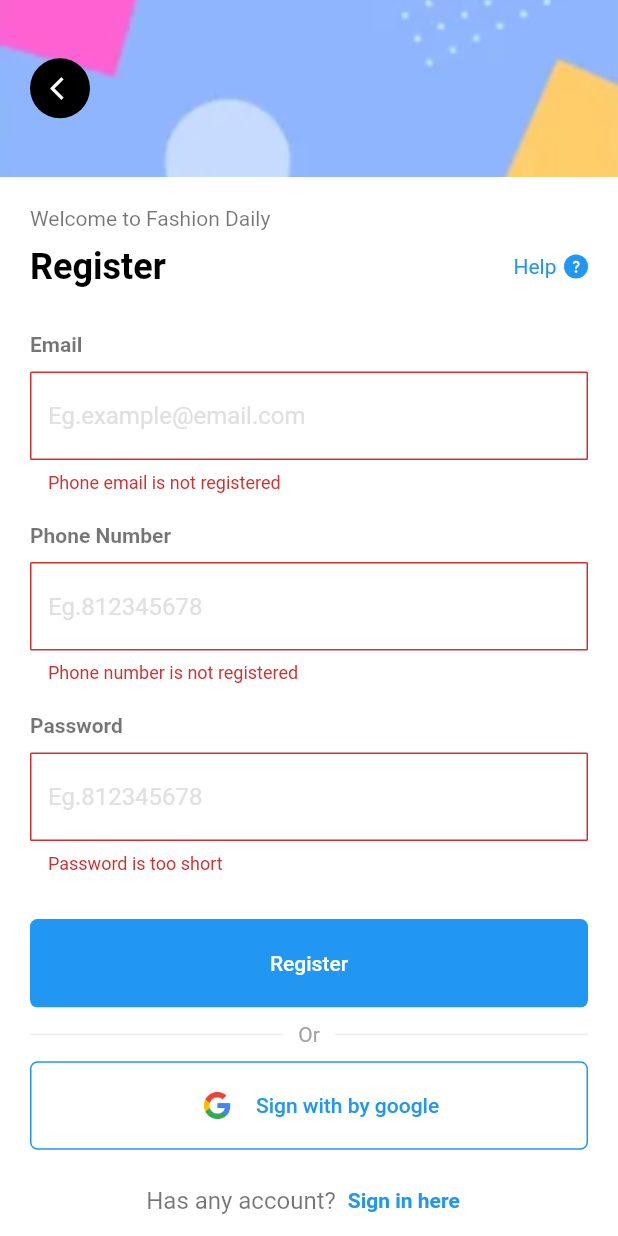
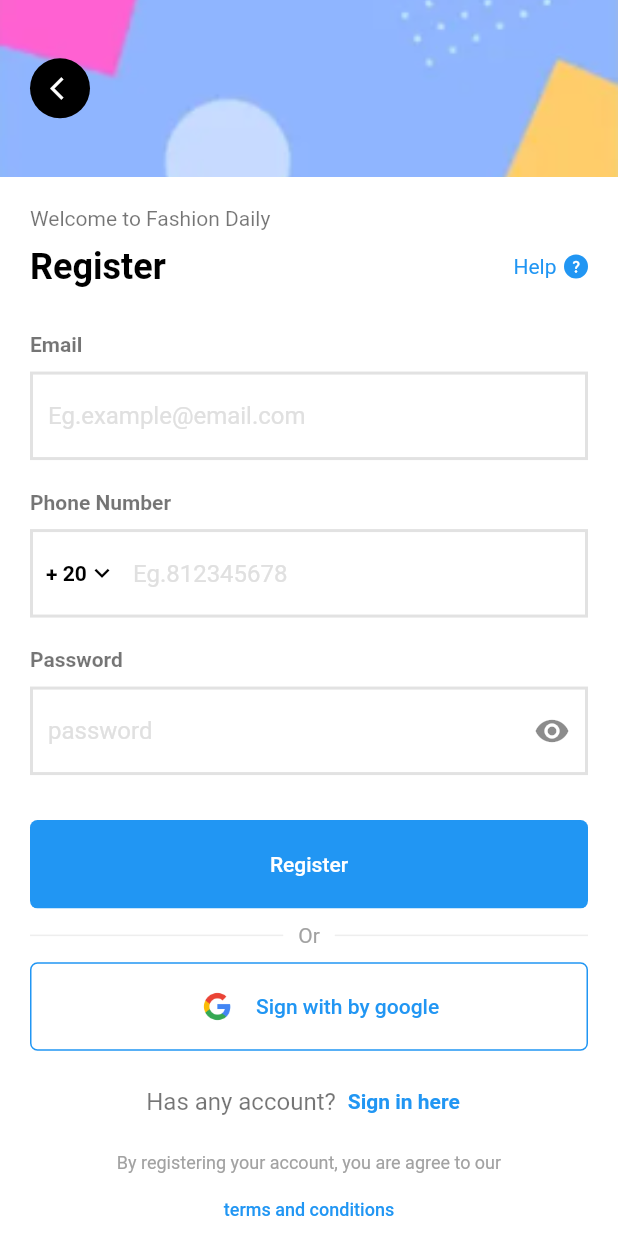
Before and after one commit to Manar-Emad/Algoriza-First-Task, a Flutter app: the RegisterScreen screen opened directly, after a tap on "Register", on a phone screen of 412 x 824 dp. Run offline on Flutter 3.47's test engine with Material 2 defaults, Android fonts, the phone set to English and light mode, and no system bars; our stand-ins replace country_picker, smooth_page_indicator.

Commit message:
-country picker-

```diff
--- a/lib/main.dart
+++ b/lib/main.dart
@@ -21,4 +21,4 @@
       home: const OnBoardScreen(),
     );
   }
-}
+ }
--- a/lib/modules/register/register_screen.dart
+++ b/lib/modules/register/register_screen.dart
@@ -1,5 +1,6 @@
 import 'package:algoriza_ftask/modules/login/login_screen.dart';
 import 'package:algoriza_ftask/shared/components/buttons.dart';
+import 'package:algoriza_ftask/shared/components/country_picker.dart';
 import 'package:algoriza_ftask/shared/components/divider.dart';
 import 'package:algoriza_ftask/shared/components/form_feild.dart';
 import 'package:algoriza_ftask/shared/components/login_register_text.dart';
@@ -8,19 +9,33 @@
 import 'package:algoriza_ftask/shared/styles/colors.dart';
 import 'package:algoriza_ftask/shared/styles/sizes.dart';
 import 'package:algoriza_ftask/shared/styles/styles.dart';
+import 'package:country_picker/country_picker.dart';
 import 'package:flutter/material.dart';
 
-class RegisterScreen extends StatelessWidget {
+class RegisterScreen extends StatefulWidget {
   RegisterScreen({Key? key}) : super(key: key);
 
+  @override
+  State<RegisterScreen> createState() => _RegisterScreenState();
+}
+
+class _RegisterScreenState extends State<RegisterScreen> {
   var phoneController = TextEditingController();
+
   var emailController = TextEditingController();
+
   var passwordController = TextEditingController();
+
   var formKey = GlobalKey<FormState>();
+
+  //  bool isPassword=true;
+  bool _obscureText = true;
+// String countryCode='+ 20';
+  // void _toggle() {
   @override
   Widget build(BuildContext context) {
     return Scaffold(
-   body:SingleChildScrollView(
+      body: SingleChildScrollView(
         child: Column(
           children: [
             Stack(
@@ -28,26 +43,32 @@
               children: [
                 SizedBox(
                   width: getWidth(context),
-               height: getHeight(context)/7,
-               child:const Image(image: AssetImage('assets/images/img.PNG'),
-                 fit: BoxFit.cover, ),),
+                  height: getHeight(context) / 7,
+                  child: const Image(
+                    image: AssetImage('assets/images/img.PNG'),
+                    fit: BoxFit.cover,
+                  ),
+                ),
                 Padding(
                   padding: const EdgeInsets.symmetric(horizontal: 20),
                   child: InkWell(
-                   onTap: (){navigateTo(context, LoginScreen());},
+                    onTap: () {
+                      navigateTo(context, LoginScreen());
+                    },
                     child: const CircleAvatar(
-                     backgroundColor:secondColor ,radius: 20,
+                      backgroundColor: secondColor,
+                      radius: 20,
                       child: Padding(
                         padding: EdgeInsets.only(left: 5),
-                       child:  Icon(Icons.arrow_back_ios,size:18,
-                           color: defTextColor),
+                        child: Icon(Icons.arrow_back_ios,
+                            size: 18, color: defTextColor),
                       ),
                     ),
                   ),
                 ),
               ],
             ),
-         TextLR(text: 'Register',onTap: (){}),
+            TextLR(text: 'Register', onTap: () {}),
             Form(
               key: formKey,
               child: Padding(
@@ -55,9 +76,12 @@
                 child: Column(
                   crossAxisAlignment: CrossAxisAlignment.start,
                   children: [
-                 Text('Email',style:black2414bold() ,),
+                    Text(
+                      'Email',
+                      style: black2414bold(),
+                    ),
                     Padding(
-                    padding: const EdgeInsets.only(top: 10,bottom: 20),
+                      padding: const EdgeInsets.only(top: 10, bottom: 20),
                       child: FormFeild(
                         keyboardType: TextInputType.emailAddress,
                         hintText: 'Eg.example@email.com',
@@ -65,60 +89,92 @@
                         textValidate: 'Phone email is not registered',
                       ),
                     ),
-                 Text('Phone Number',style:black2414bold() ,),
+                    Text(
+                      'Phone Number',
+                      style: black2414bold(),
+                    ),
                     Padding(
-                   padding: const EdgeInsets.only(top: 10,bottom: 20),
+                      padding: const EdgeInsets.only(top: 10, bottom: 20),
                       child: FormFeild(
                         keyboardType: TextInputType.number,
                         hintText: 'Eg.812345678',
+                        widget: CountryPicker(),
                         controller: phoneController,
                         textValidate: 'Phone number is not registered',
                       ),
                     ),
-                 Text('Password',style:black2414bold() ,),
+                    Text(
+                      'Password',
+                      style: black2414bold(),
+                    ),
                     Padding(
-                   padding: const EdgeInsets.only(top: 10,bottom: 20),
+                      padding: const EdgeInsets.only(top: 10, bottom: 20),
                       child: FormFeild(
                         keyboardType: TextInputType.text,
-                     hintText: 'Eg.812345678',
+                        hintText: 'password',
                         controller: passwordController,
                         textValidate: 'Password is too short',
+                        obSecure: _obscureText?true:false,
+                        onTap: () {
+                          setState(() {
+                            _obscureText = !_obscureText;
+                          });
+                        },
+                        suffixIcon: _obscureText
+                            ? Icons.visibility
+                            : Icons.visibility_off,
                       ),
                     ),
                     Padding(
                       padding: const EdgeInsets.symmetric(vertical: 10),
-                   child: DefaultButton(onTap:(){
-                     if(formKey.currentState!.validate()){
+                      child: DefaultButton(color: blueColor,
+                        onTap: () {
+                          if (formKey.currentState!.validate()) {
                             print('register validate success');
                           }
-                   } ,text:'Register' ,),
+                        },
+                        text: 'Register',
+                      ),
                     ),
                     const RowDivider(),
                     Padding(
                       padding: const EdgeInsets.symmetric(vertical: 10),
                       child: MyOutlinedButton(
                         text: 'Sign with by google',
-                     onTap: (){},
+                        onTap: () {},
                       ),
                     ),
-                 RowText(widget:  RegisterScreen(),
+                    RowText(
+                        widget: RegisterScreen(),
                         text: 'Has any account?',
-                     textButton:'Sign in here' ,textStyle: blue14bold(),textStyle2: black2416()),
+                        textButton: 'Sign in here',
+                        textStyle: blue14bold(),
+                        textStyle2: black2416()),
                     sizedBoxh1,
                     Center(
-                    child: Text('By registering your account, you are agree to our ',
-                     style: grey12regular(),textAlign: TextAlign.center,maxLines: 2,overflow: TextOverflow.ellipsis,
+                      child: Text(
+                        'By registering your account, you are agree to our ',
+                        style: grey12regular(),
+                        textAlign: TextAlign.center,
+                        maxLines: 2,
+                        overflow: TextOverflow.ellipsis,
                       ),
                     ),
-                 Center(child: TextButton(onPressed:(){},child:Text('terms and conditions',style:blue12regular() ,textAlign: TextAlign.center,))),
-
+                    Center(
+                        child: TextButton(
+                            onPressed: () {},
+                            child: Text(
+                              'terms and conditions',
+                              style: blue12regular(),
+                              textAlign: TextAlign.center,
+                            ))),
                   ],
                 ),
               ),
             ),
           ],
         ),
-   ) ,
+      ),
     );
   }
 }
--- /dev/null
+++ b/lib/shared/components/country_picker.dart
@@ -0,0 +1,64 @@
+import 'package:algoriza_ftask/shared/styles/colors.dart';
+import 'package:algoriza_ftask/shared/styles/sizes.dart';
+import 'package:algoriza_ftask/shared/styles/styles.dart';
+import 'package:country_picker/country_picker.dart';
+import 'package:flutter/material.dart';
+
+class CountryPicker extends StatefulWidget {
+   CountryPicker({Key? key}) : super(key: key);
+
+  @override
+  State<CountryPicker> createState() => _CountryPickerState();
+}
+
+class _CountryPickerState extends State<CountryPicker> {
+  String countryCode='+ 20';
+
+  @override
+  Widget build(BuildContext context) {
+    return InkWell(
+      onTap: () {
+        showCountryPicker(
+          context: context,
+          exclude: <String>['KN', 'MF'],
+          favorite: <String>['SE'],
+          showPhoneCode: true,
+          onSelect: (Country country) {
+            // print('Select country: ${country.displayName}');
+            setState((){
+              countryCode=country.phoneCode.toString();
+            });
+            print('Select country: ${country.countryCode}');
+          },
+          countryListTheme: CountryListThemeData(
+            borderRadius: const BorderRadius.only(
+              topLeft: Radius.circular(40.0),
+              topRight:  Radius.circular(40.0),
+            ),
+            inputDecoration: InputDecoration(
+              labelText: 'Search',
+              hintText: 'Start typing to search',
+              prefixIcon: const Icon(Icons.search),
+              border: OutlineInputBorder(
+                borderSide: BorderSide(
+                  color: const Color(0xFF8C98A8)
+                      .withOpacity(0.2),
+                ),
+              ),
+            ),
+          ),
+        );
+      },
+      child: SizedBox(
+        width: getWidth(context)/6,
+        height: getHeight(context)/20,
+        child: Row(
+          mainAxisAlignment: MainAxisAlignment.center,
+          children: [
+          Text(countryCode,style: black14bold(),),
+          const Icon(Icons.keyboard_arrow_down,size: 20,color: secondColor,)
+        ],),
+      ),
+    );
+  }
+}
--- a/lib/shared/components/form_feild.dart
+++ b/lib/shared/components/form_feild.dart
@@ -6,33 +6,51 @@
   final TextInputType keyboardType;
   final String textValidate;
   final String hintText;
-   Icon? suffix;
-
-   FormFeild({Key? key,
+  Function()? onTap;
+  IconData? suffixIcon;
+  Color? suffixColor;
+  Widget? widget;
+  Function()? validateFunction;
+  FormFeild(
+      {Key? key,
       required this.controller,
-     this.obSecure= false,
-     this.keyboardType=TextInputType.text,
-    required this.textValidate, required this.hintText,this.suffix
-  }) : super(key: key);
+      this.obSecure = false,
+      this.keyboardType = TextInputType.text,
+      required this.textValidate,
+      required this.hintText,
+      this.onTap,
+      this.suffixIcon,
+      this.suffixColor,
+      this.widget,
+      this.validateFunction,
+      })
+      : super(key: key);
 
   @override
   Widget build(BuildContext context) {
     return TextFormField(
       decoration: InputDecoration(
+        prefixIcon: widget,
         hintText: hintText,
         hintStyle: TextStyle(color: Colors.grey[300]),
-  suffix:suffix ,
+        suffixIcon: GestureDetector(
+          onTap: onTap,
+          child: Icon(
+            suffixIcon,
+            color: suffixColor,
+          ),
+        ),
         focusedBorder: OutlineInputBorder(
           borderRadius: BorderRadius.circular(1.0),
         ),
         enabledBorder: OutlineInputBorder(
           borderRadius: BorderRadius.circular(1.0),
-    borderSide:  BorderSide(
+          borderSide: BorderSide(
             color: Colors.grey.withOpacity(.3),
             width: 2.0,
           ),
         ),
-  border:OutlineInputBorder(
+        border: OutlineInputBorder(
           borderRadius: BorderRadius.circular(1),
         ),
       ),
@@ -41,10 +59,12 @@
       controller: controller,
       validator: (value) {
         if (value!.isEmpty) {
+          validateFunction!;
           return textValidate;
         }
         return null;
       },
+
     );
   }
 }
--- a/pubspec.yaml
+++ b/pubspec.yaml
@@ -35,6 +35,7 @@
   # Use with the CupertinoIcons class for iOS style icons.
   cupertino_icons: ^1.0.2
   smooth_page_indicator: ^1.0.0+2
+  country_picker: ^2.0.15
 
 dev_dependencies:
   flutter_test:
```
Also changed, not shown: lib/modules/login/login_screen.dart (+47 -17 lines), pubspec.lock. Lines whose indentation alone changed are shown as unchanged.
